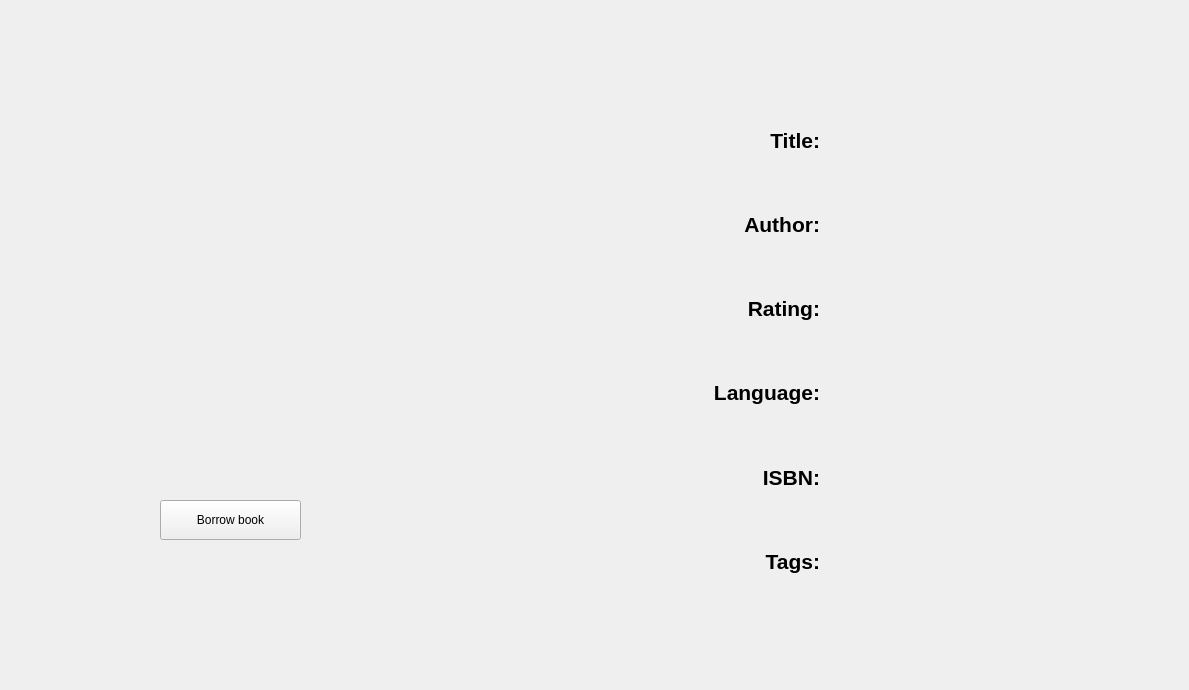
EchipaSMC/Biblioteca, file Biblioteca/UserApp/SelectedBookDetails.ui: the form before one commit.
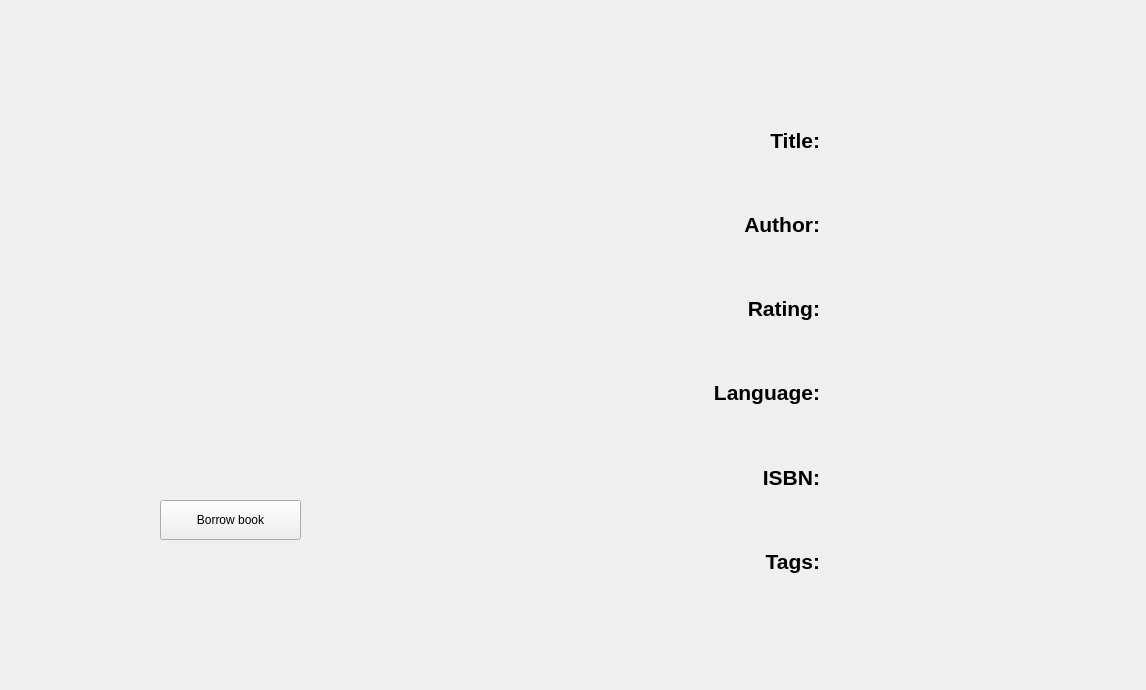
The form after the commit.

Commit message: It is possible to borrow books now. Fixed some errors when loading data for the user that logged in.

The edit to the form file:
```diff
--- a/Biblioteca/UserApp/SelectedBookDetails.ui
+++ b/Biblioteca/UserApp/SelectedBookDetails.ui
@@ -6,7 +6,7 @@
    <rect>
     <x>0</x>
     <y>0</y>
-    <width>1189</width>
+    <width>1146</width>
     <height>690</height>
    </rect>
   </property>
@@ -149,9 +149,21 @@
     </item>
     <item>
      <widget class="QLabel" name="bookTags">
+      <property name="minimumSize">
+       <size>
+        <width>269</width>
+        <height>81</height>
+       </size>
+      </property>
+      <property name="maximumSize">
+       <size>
+        <width>269</width>
+        <height>81</height>
+       </size>
+      </property>
       <property name="font">
        <font>
-        <pointsize>16</pointsize>
+        <pointsize>8</pointsize>
        </font>
       </property>
       <property name="text">
```
The commit also changes 11 other files.
